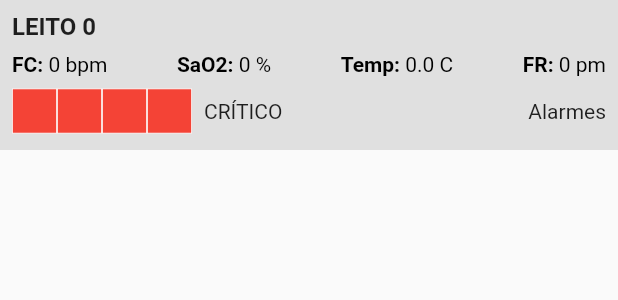
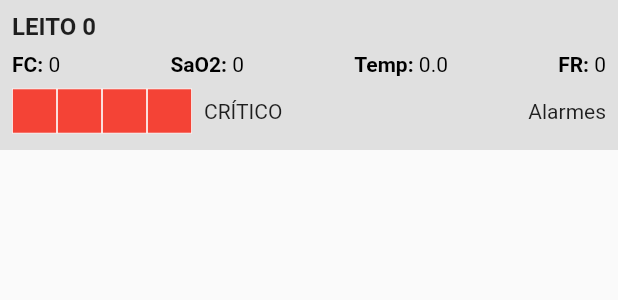
Before and after one commit to themaripool/ProjetoFinal-MarielaAndrade, a Flutter app: the BedComponentList widget shown alone on an empty page, opened directly with empty values, on a phone screen of 412 x 824 dp. Shown: the top 300 px of the screen. Run offline on Flutter 3.47's test engine with Material 2 defaults, Android fonts, the light colour scheme and no system bars; our stand-ins replace firebase_core, firebase_database, flutter_form_builder, syncfusion_flutter_charts, typed_data; missing offline and left inert: dart:ffi, mqtt_client; accounts and stored records are empty.

Commit message:
[FIX] Component de Lista

```diff
--- a/lib/Components/BedComponentList.dart
+++ b/lib/Components/BedComponentList.dart
@@ -49,25 +49,13 @@ void checkInpatientStatus(BedDataDetails bedInfo) {
   }
 }
 
-class BedComponentList extends StatefulWidget {
+class BedComponentList extends StatelessWidget {
  final BedDataDetails bedInfo;
 
-  BedComponentList(
-       {this.bedInfo});
+  BedComponentList({this.bedInfo});
 
   @override
-  _BedComponentListState createState() => _BedComponentListState(
-      this.bedInfo);
-}
-
-class _BedComponentListState extends State<BedComponentList> {
-  final BedDataDetails bedInfo;
-
-  _BedComponentListState(
-      this.bedInfo);
-
-  @override
-  Widget build(BuildContext context) {
+  Widget build(BuildContext context){
     checkInpatientStatus(bedInfo);
     return Container(
       height: 100.0,
@@ -93,7 +81,7 @@ class _BedComponentListState extends State<BedComponentList> {
                           fontSize: 14,
                           fontWeight: FontWeight.bold,
                           color: Colors.black)),
-                  Text("${bedInfo.fc} bpm",
+                  Text(bedInfo.fc.toString(),
                       style: TextStyle(fontSize: 14, color: Colors.black)),
                   Spacer(),
                   Text("SaO2: ",
@@ -101,7 +89,7 @@ class _BedComponentListState extends State<BedComponentList> {
                           fontSize: 14,
                           fontWeight: FontWeight.bold,
                           color: Colors.black)),
-                  Text("${bedInfo.so} %",
+                  Text(bedInfo.so.toString(),
                       style: TextStyle(fontSize: 14, color: Colors.black)),
                   Spacer(),
                   Text("Temp: ",
@@ -109,7 +97,7 @@ class _BedComponentListState extends State<BedComponentList> {
                           fontSize: 14,
                           fontWeight: FontWeight.bold,
                           color: Colors.black)),
-                  Text("${bedInfo.te} C",
+                  Text(bedInfo.te.toString(),
                       style: TextStyle(fontSize: 14, color: Colors.black)),
                   Spacer(),
                   Text("FR: ",
@@ -117,7 +105,7 @@ class _BedComponentListState extends State<BedComponentList> {
                           fontSize: 14,
                           fontWeight: FontWeight.bold,
                           color: Colors.black)),
-                  Text("${bedInfo.fr} pm",
+                  Text(bedInfo.fr.toString(),
                       style: TextStyle(fontSize: 14, color: Colors.black)),
                 ],
               ),
```
Also changed, not shown: lib/Screens/Dashboard.dart (+4 -5 lines).
